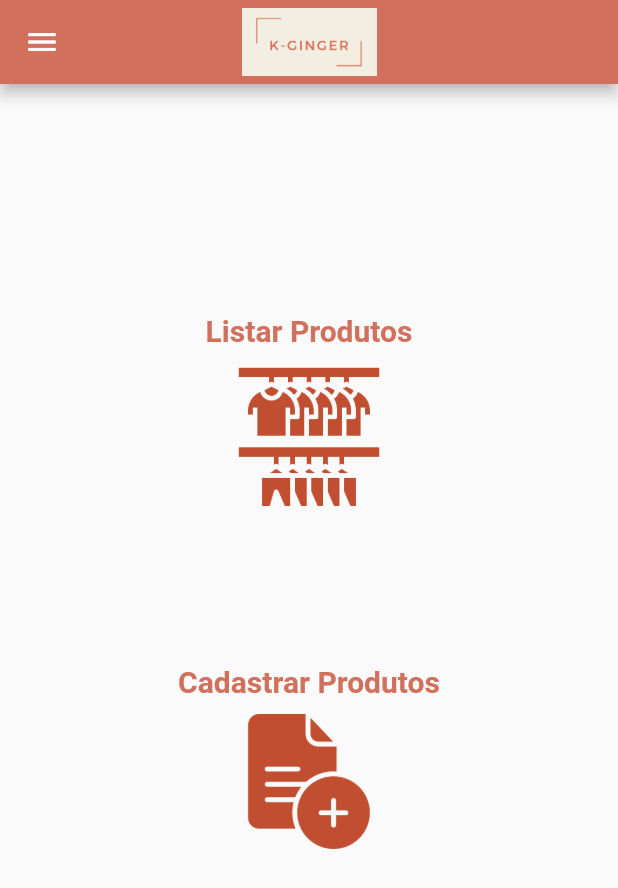
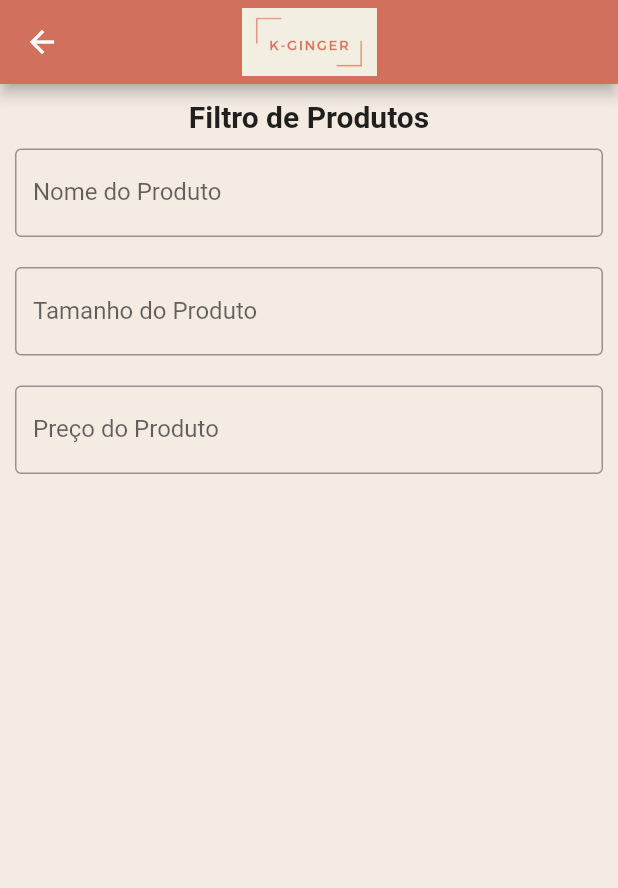
Before and after one commit to souzap371/kginger, a Flutter app: the screen it shows after launch, on a phone screen of 412 x 824 dp. Shown: the top 888 px of the screen. Run offline on Flutter 3.47's test engine with Material 2 defaults, Android fonts, the phone set to English and light mode, and no system bars.

Commit message:
inicio de pagina de filtro de produtos

```diff
--- a/lib/main.dart
+++ b/lib/main.dart
@@ -1,4 +1,5 @@
 import 'package:estoque_kginger/pages/cadastrarProdutos.dart';
+import 'package:estoque_kginger/pages/filtrarProdutos.dart';
 import 'package:estoque_kginger/pages/home_page.dart';
 import 'package:estoque_kginger/pages/listarProdutos_page.dart';
 import 'package:estoque_kginger/pages/login_page.dart';
@@ -16,7 +17,7 @@ class MyApp extends StatelessWidget {
     return MaterialApp(
       title: 'K-Ginger',
       debugShowCheckedModeBanner: false,
-      home: HomePage(),
+      home: FiltrarProdutos(),
     );
   }
 }
--- /dev/null
+++ b/lib/pages/filtrarProdutos.dart
@@ -0,0 +1,96 @@
+import 'package:estoque_kginger/pages/listarProdutos_page.dart';
+import 'package:flutter/material.dart';
+import 'package:flutter/src/widgets/container.dart';
+import 'package:flutter/src/widgets/framework.dart';
+
+class FiltrarProdutos extends StatefulWidget {
+  const FiltrarProdutos({super.key});
+
+  @override
+  State<FiltrarProdutos> createState() => _FiltrarProdutosState();
+}
+
+class _FiltrarProdutosState extends State<FiltrarProdutos> {
+  @override
+  Widget build(BuildContext context) {
+    return Scaffold(
+      appBar: AppBar(
+        backgroundColor: Color(0xFFd1715d),
+        title: Image.asset(
+          'images/logo_kginger.png',
+          height: 90,
+          width: 90,
+          alignment: Alignment.center,
+        ),
+        centerTitle: true,
+        leading: IconButton(
+          onPressed: () {
+            Navigator.push(
+              context,
+              MaterialPageRoute(
+                builder: (context) => ListarProdutos(),
+              ),
+            );
+          },
+          icon: Icon(Icons.arrow_back),
+        ),
+      ),
+      body: Container(
+        color: Color(0xFFf4ece3),
+        child: Center(
+          child: Padding(
+            padding: const EdgeInsets.only(top: 10),
+            child: ListView(
+              children: [
+                Text(
+                  'Filtro de Produtos',
+                  textAlign: TextAlign.center,
+                  style: TextStyle(
+                    fontSize: 20,
+                    fontWeight: FontWeight.bold,
+                  ),
+                ),
+                Padding(
+                  padding: const EdgeInsets.all(10),
+                  child: TextFormField(
+                    keyboardType: TextInputType.text,
+                    maxLines: 1,
+                    decoration: InputDecoration(
+                      border: OutlineInputBorder(),
+                      focusColor: Color(0xFFd1715d),
+                      labelText: 'Nome do Produto',
+                    ),
+                  ),
+                ),
+                Padding(
+                  padding: const EdgeInsets.all(10),
+                  child: TextFormField(
+                    keyboardType: TextInputType.text,
+                    maxLines: 1,
+                    decoration: InputDecoration(
+                      border: OutlineInputBorder(),
+                      focusColor: Color(0xFFd1715d),
+                      labelText: 'Tamanho do Produto',
+                    ),
+                  ),
+                ),
+                Padding(
+                  padding: const EdgeInsets.all(10),
+                  child: TextFormField(
+                    keyboardType: TextInputType.text,
+                    maxLines: 1,
+                    decoration: InputDecoration(
+                      border: OutlineInputBorder(),
+                      focusColor: Color(0xFFd1715d),
+                      labelText: 'Preço do Produto',
+                    ),
+                  ),
+                ),
+              ],
+            ),
+          ),
+        ),
+      ),
+    );
+  }
+}
--- a/lib/pages/listarProdutos_page.dart
+++ b/lib/pages/listarProdutos_page.dart
@@ -1,3 +1,4 @@
+import 'package:estoque_kginger/pages/filtrarProdutos.dart';
 import 'package:estoque_kginger/pages/home_page.dart';
 import 'package:flutter/material.dart';
 import 'package:flutter/src/widgets/container.dart';
@@ -44,7 +45,14 @@ class _ListarProdutosState extends State<ListarProdutos> {
         ),
         actions: [
           IconButton(
-            onPressed: () {},
+            onPressed: () {
+              Navigator.push(
+                context,
+                MaterialPageRoute(
+                  builder: (context) => FiltrarProdutos(),
+                ),
+              );
+            },
             icon: Icon(Icons.filter_alt_sharp),
           ),
         ],
```
